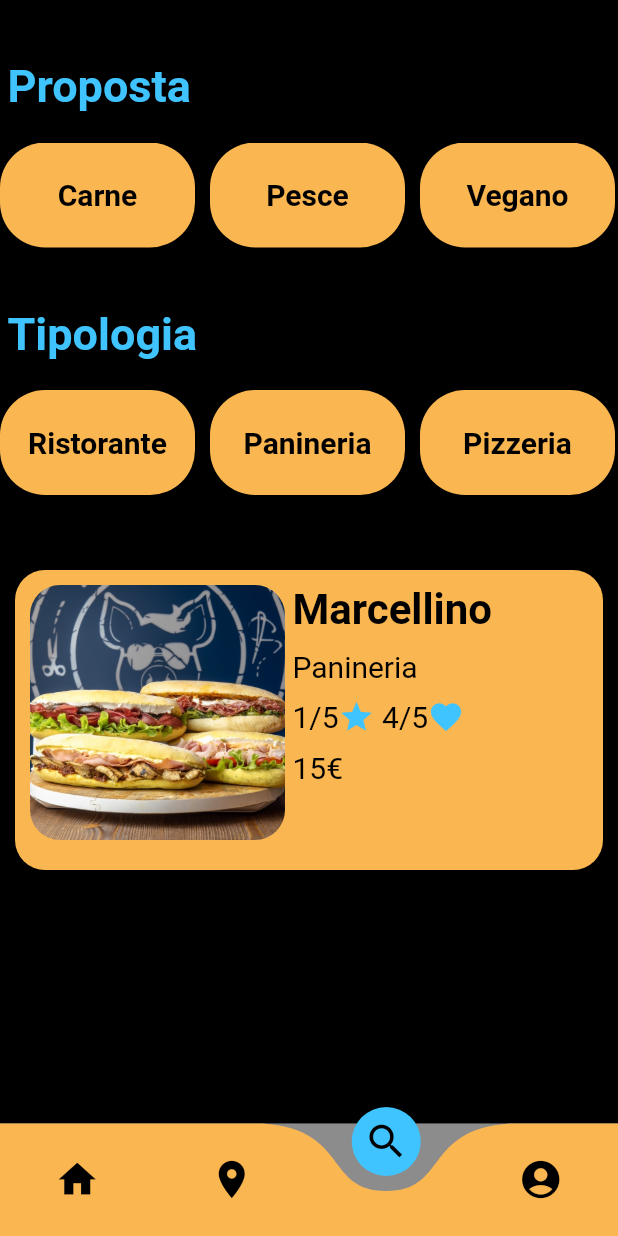
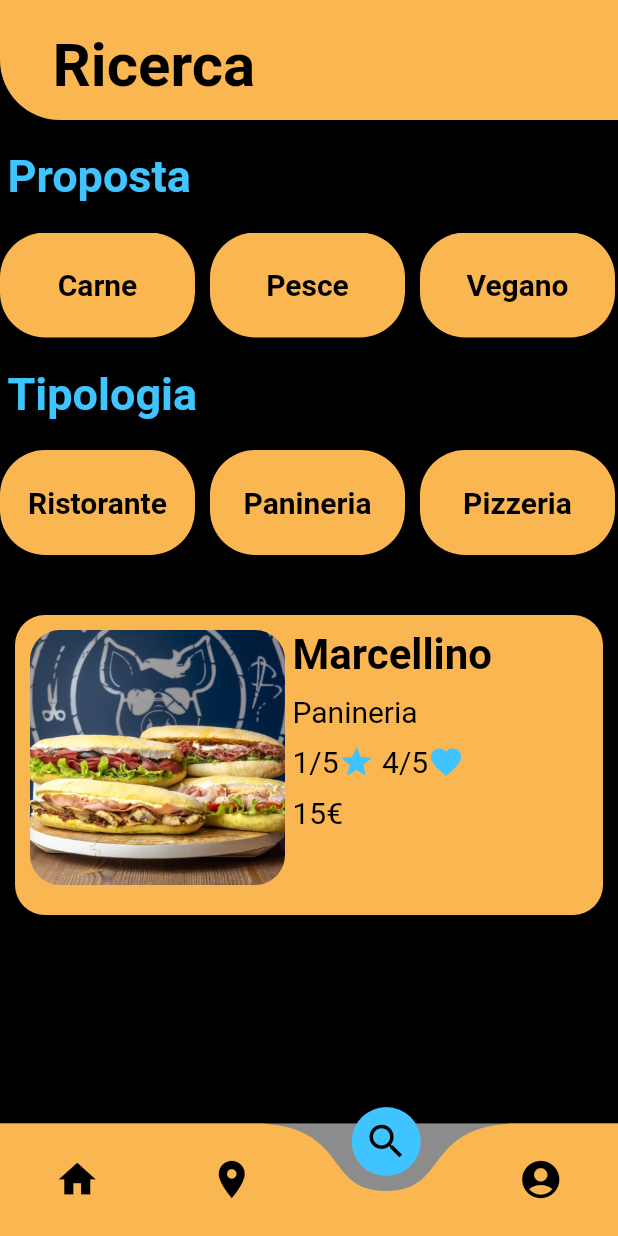
Before and after one commit to GorlaA/app_ristoranti, a Flutter app: the screen it shows after launch, item 3 of the bottom bar chosen, on a phone screen of 412 x 824 dp. Run offline on Flutter 3.47's test engine with Material 2 defaults, Android fonts, the light colour scheme and no system bars; drawn by our look-alikes of curved_navigation_bar; our stand-ins replace carousel_slider.

Commit message:
Creazione TobBar e aggiunta della stessa
Aggiunta alla pagina della ricerca e alla pagina del profilo
Piccole modifiche alla struttura della pagina della ricerca

```diff
--- a/lib/App/presentation/bloc/Elementi_Home.dart
+++ b/lib/App/presentation/bloc/Elementi_Home.dart
@@ -30,6 +30,28 @@ class Bottom_Navigation_Bar extends StatelessWidget {
   }
 }
 
+class TopBarPage extends StatelessWidget{
+  String titolo;
+  TopBarPage(this.titolo);
+  @override
+  Widget build(BuildContext context) {
+    return
+      Container(
+        width: MediaQuery.of(context).size.width,
+        height: 80,
+        decoration: ShapeDecoration(
+          color: Color.fromARGB(255, 250, 182, 80),
+          shape: RoundedRectangleBorder(
+            borderRadius: BorderRadius.only(bottomLeft: Radius.circular(40.0),
+            ),
+          ),
+        ),
+        child: Padding(padding:EdgeInsets.only(left: 35, bottom: 0, top: 20) ,child: Text(titolo,textAlign: TextAlign.left, style: TextStyle(color: Colors.black, fontSize: 40, fontWeight: FontWeight.bold)),),
+      );
+  }
+
+}
+
 //Barra superiore flessibile con titolo e nome utente
 class Sliver_App_Bar_Home extends StatelessWidget{
   String nomeUtente = "";
@@ -44,7 +66,7 @@ class Sliver_App_Bar_Home extends StatelessWidget{
           collapsedHeight: 80,
           backgroundColor: const Color.fromARGB(255, 250, 182, 80),
           shape: const RoundedRectangleBorder(borderRadius: BorderRadius.only(bottomLeft: Radius.circular(40),)),
-          flexibleSpace: FlexibleSpaceBar(centerTitle: true, title: ListTile(title: Text("Top food", style: TextStyle(fontSize: 40.0),), subtitle: Text('Benvenuto '+nomeUtente),)),
+          flexibleSpace: FlexibleSpaceBar(centerTitle: true, title: ListTile(title: Text("Top food", style: TextStyle(fontSize: 40.0, fontWeight: FontWeight.bold),), subtitle: Text('Benvenuto '+nomeUtente),)),
     );
   }
 }
--- a/lib/App/presentation/pages/profile_page.dart
+++ b/lib/App/presentation/pages/profile_page.dart
@@ -32,6 +32,7 @@ class ProfilePage extends StatelessWidget{
           mainAxisAlignment: MainAxisAlignment.start,
           crossAxisAlignment: CrossAxisAlignment.center,
           children: [
+            TopBarPage("Profilo"),
             Row(mainAxisAlignment: MainAxisAlignment.center,children: [Container(constraints: const BoxConstraints.expand(height: 200.0, width: 200), padding: const EdgeInsets.all(10), margin: const EdgeInsets.all(10), decoration: const ShapeDecoration(shape: RoundedRectangleBorder(borderRadius: BorderRadius.all(Radius.circular(20.0),),), color: Colors.black,), child: ClipRRect(borderRadius: BorderRadius.circular(90), child: Image.asset(user.foto,fit: BoxFit.fill,)),)],),
             Row(mainAxisAlignment: MainAxisAlignment.center,children: [subTitles("Nome", Color.fromARGB(255, 250, 182, 80)),],),
             Padding(padding: EdgeInsets.only(top: 5)),
--- a/lib/App/presentation/pages/search_page.dart
+++ b/lib/App/presentation/pages/search_page.dart
@@ -11,20 +11,25 @@ import 'package:provider/provider.dart';
 class SearchPage extends StatelessWidget{
   @override
   Widget build(BuildContext context) {
-    return TopSearchPage();
+    return ColoredSafeArea(color: Color.fromARGB(255, 250, 182, 80),child: TopSearchPage(),);
   }
 }
 
-class TopSearchPage extends StatelessWidget {
+class TopSearchPage extends StatefulWidget {
+  _TopSearchPageState createState() =>_TopSearchPageState();
+}
+
+class _TopSearchPageState extends State<TopSearchPage>{
   List<Ristorante> ristorantiTrovati = RistoTesting().getListaRistorantiTest;
   List<String> tipologia =["Ristorante", "Panineria", "Pizzeria", "Bistrot", "Trattoria", "Sushi"];
   List<String> proposta=["Carne", "Pesce", "Vegano"];
+
   @override
   Widget build(BuildContext context) {
-    return ColoredSafeArea(
-      child: Column(
+    return Column(
       children: [
-          Padding(padding: EdgeInsets.all(20)),
+        TopBarPage("Ricerca"),
+        Padding(padding: EdgeInsets.all(10)),
         Row(
           mainAxisAlignment: MainAxisAlignment.start,
           children: [
@@ -37,7 +42,7 @@ class TopSearchPage extends StatelessWidget {
             Expanded(child: ListButtons(proposta)),
           ],
         ),
-          Padding(padding: EdgeInsets.all(20)),
+        Padding(padding: EdgeInsets.all(10)),
         Row(
           mainAxisAlignment: MainAxisAlignment.start,
           children: [
@@ -50,14 +55,13 @@ class TopSearchPage extends StatelessWidget {
             Expanded(child: ListButtons(tipologia)),
           ],
         ),
-          Padding(padding: EdgeInsets.all(20)),
+        Padding(padding: EdgeInsets.all(15)),
         Row(
           children: [
-              Expanded(child: SizedBox(child: Container_Ristorante(Ristorante("Marcellino", "assets/images/Marcellino.jpg", 1, "Come un sarto che cuce abiti tailor made in base a gusto, personalità e esigenze, così Marcellino crea sul momento il tuo panino su misura, facendoti scegliere tra una grande varietà di ingredienti di prima scelta.",["Panino0","Panino1", "Panino2", "Panino3"], "Via Napo Torriani, 9, 20124 \nMilano MI", "Panineria", 15, 3, 4)),))
+            Expanded(child: SizedBox(child: Container_Ristorante((RistoTesting().getRistoranteTest))))
           ],
         )
       ],
-      ),
     );
   }
 }
```
Lines whose indentation alone changed are shown as unchanged.
